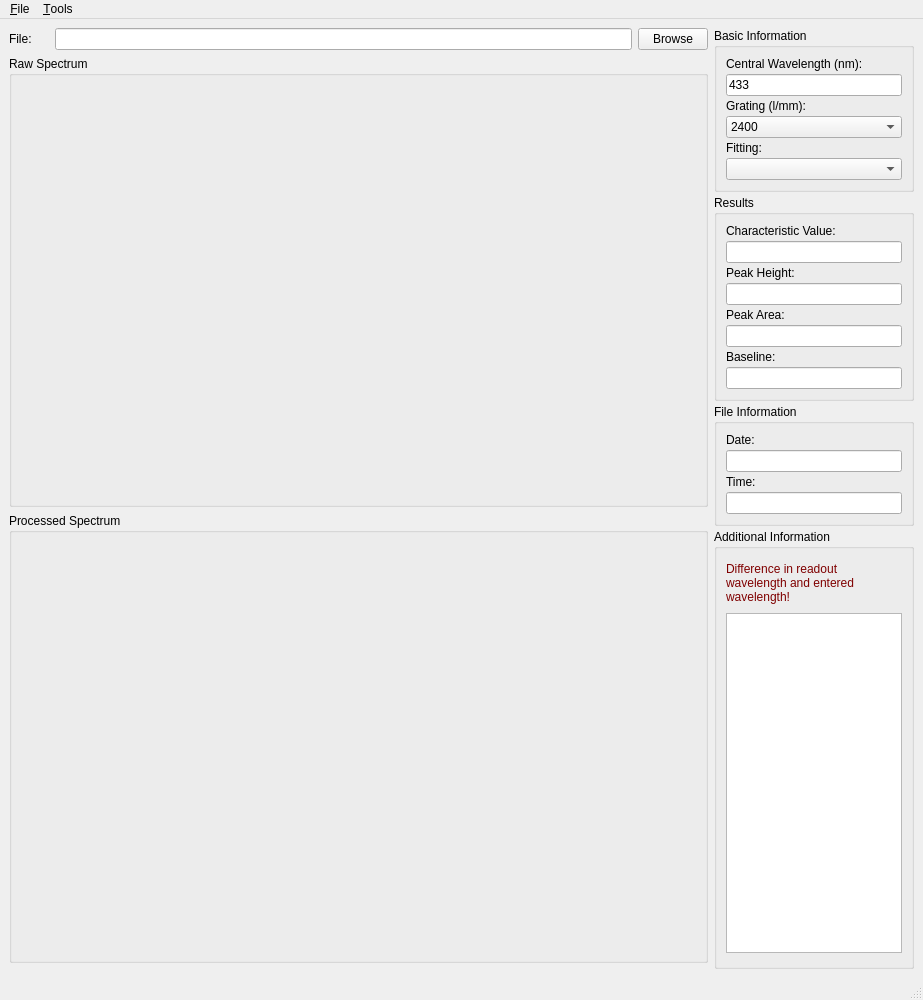
Qt form ui/main_window.ui (knipe1/oes-spa) before a commit.
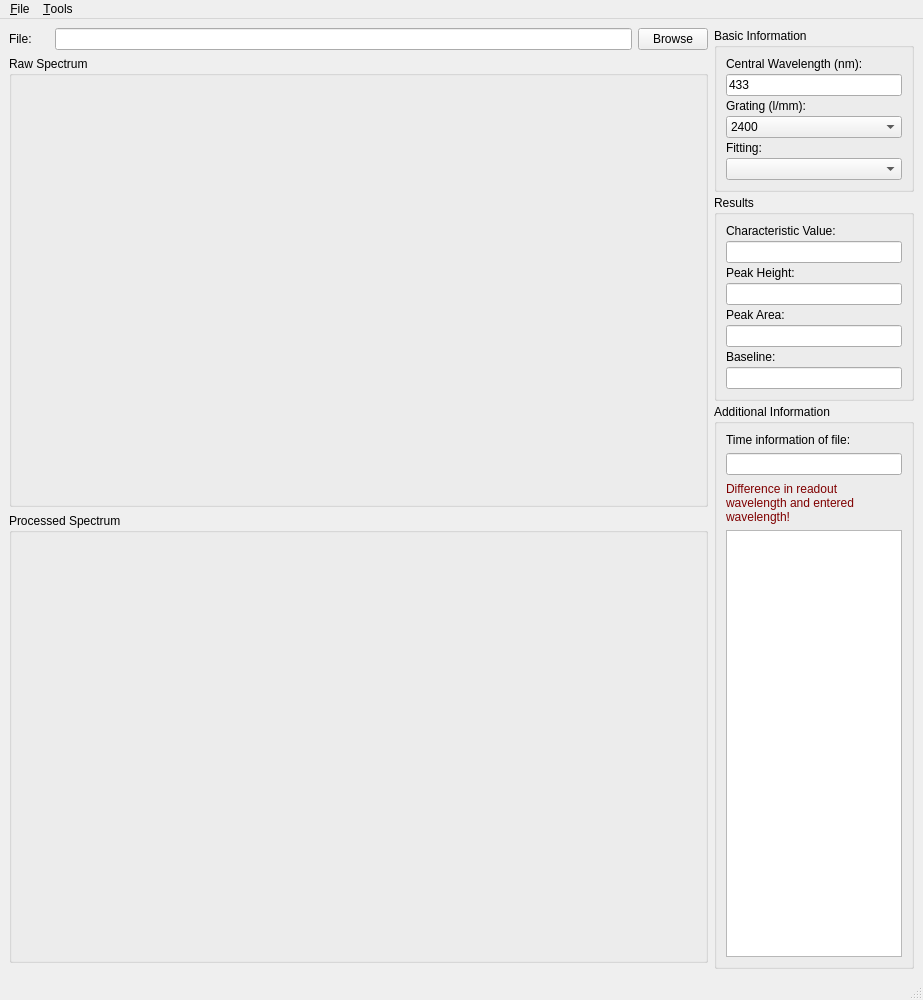
The same form after that commit. Icons and pictures are not drawn. Custom widgets are drawn as their Qt base class.

What changed in the file:
```diff
--- a/ui/main_window.ui
+++ b/ui/main_window.ui
@@ -227,58 +227,6 @@
         </layout>
        </widget>
       </item>
-      <item>
-       <widget class="QGroupBox" name="boxFileInforamtion">
-        <property name="sizePolicy">
-         <sizepolicy hsizetype="Fixed" vsizetype="Fixed">
-          <horstretch>0</horstretch>
-          <verstretch>0</verstretch>
-         </sizepolicy>
-        </property>
-        <property name="minimumSize">
-         <size>
-          <width>200</width>
-          <height>0</height>
-         </size>
-        </property>
-        <property name="title">
-         <string>File Information</string>
-        </property>
-        <layout class="QVBoxLayout" name="verticalLayout_3">
-         <property name="spacing">
-          <number>3</number>
-         </property>
-         <item>
-          <widget class="QLabel" name="lblDate">
-           <property name="text">
-            <string>Date:</string>
-           </property>
-          </widget>
-         </item>
-         <item>
-          <widget class="QLineEdit" name="toutDate">
-           <property name="readOnly">
-            <bool>true</bool>
-           </property>
-          </widget>
-         </item>
-         <item>
-          <widget class="QLabel" name="lblTime">
-           <property name="text">
-            <string>Time:</string>
-           </property>
-          </widget>
-         </item>
-         <item>
-          <widget class="QLineEdit" name="toutTime">
-           <property name="readOnly">
-            <bool>true</bool>
-           </property>
-          </widget>
-         </item>
-        </layout>
-       </widget>
-      </item>
       <item>
        <widget class="QGroupBox" name="boxAddInformation">
         <property name="sizePolicy">
@@ -303,6 +251,20 @@
          <string>Additional Information</string>
         </property>
         <layout class="QVBoxLayout" name="verticalLayout_4">
+         <item>
+          <widget class="QLabel" name="lblTimeInfo">
+           <property name="text">
+            <string>Time information of file:</string>
+           </property>
+          </widget>
+         </item>
+         <item>
+          <widget class="QLineEdit" name="toutTimeInfo">
+           <property name="readOnly">
+            <bool>true</bool>
+           </property>
+          </widget>
+         </item>
          <item>
           <widget class="QLabel" name="lblDiffWavelength">
            <property name="enabled">
@@ -753,7 +715,7 @@
            <property name="maximumSize">
             <size>
              <width>183</width>
-             <height>340</height>
+             <height>1000</height>
             </size>
            </property>
           </widget>
```
